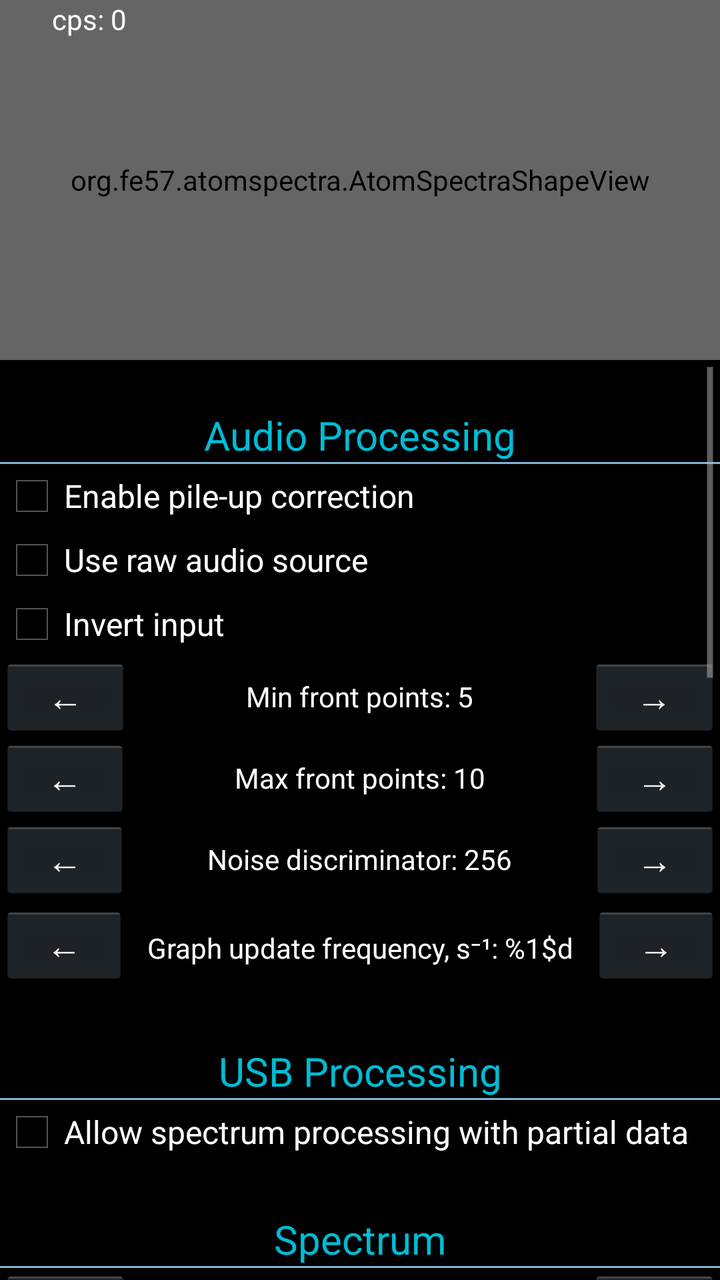
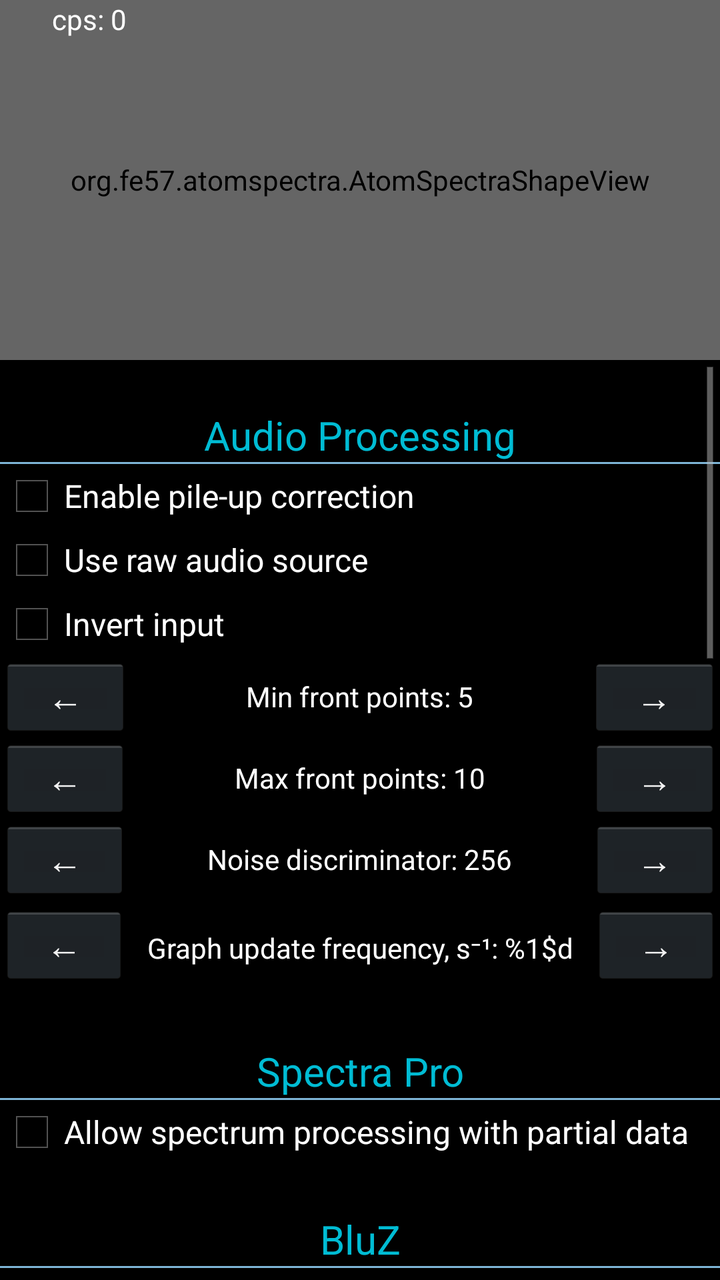

Compare the two renders of this Android layout. The source of the first and the diff that turns it into the second are given below.
<!-- AndroidManifest.xml: application theme AppTheme -->
<!-- res/layout/activity_atom_spectra_settings.xml -->
<LinearLayout xmlns:android="http://schemas.android.com/apk/res/android"
    xmlns:tools="http://schemas.android.com/tools"
    android:id="@+id/FrameLayout1"
    android:layout_width="match_parent"
    android:layout_height="match_parent"
    android:background="#FF000000"
    android:orientation="vertical"
    tools:context=".AtomSpectraSettings">


    <FrameLayout
        android:layout_width="match_parent"
        android:layout_height="180dp"
        android:background="@android:color/black">


        <org.fe57.atomspectra.AtomSpectraShapeView
            android:id="@+id/signal_area"
            android:layout_width="match_parent"
            android:layout_height="match_parent"
            android:alpha="0.8" />

        <TextView
            android:id="@+id/countView"
            android:layout_width="wrap_content"
            android:layout_height="wrap_content"
            android:layout_marginLeft="26sp"
            android:text="@string/cps"
            android:textAppearance="?android:attr/textAppearanceSmall"
            android:textColor="#FFFFFF"
            tools:ignore="RtlHardcoded" />

    </FrameLayout>

    <ScrollView
        android:layout_width="match_parent"
        android:layout_height="wrap_content">

        <LinearLayout
            android:layout_width="match_parent"
            android:layout_height="match_parent"
            android:background="#FF000000"
            android:orientation="vertical"
            android:showDividers="middle">



            <TextView
                android:layout_width="fill_parent"
                android:layout_height="wrap_content"
                android:layout_marginTop="24dp"
                android:drawableBottom="@drawable/divider_thin"
                android:gravity="center"
                android:text="@string/settings_audio_processing"
                android:textColor="#00BCD4"
                android:textSize="20sp" />

            <TextView
                android:id="@+id/audioPermissionHint"
                android:layout_width="fill_parent"
                android:layout_height="wrap_content"
                android:layout_marginTop="4dp"
                android:layout_marginBottom="4dp"
                android:text="@string/perm_hint_audio"
                android:textColor="#FFB300"
                android:textSize="14sp"
                android:visibility="gone" />

            <CheckBox
                android:id="@+id/CheckPileUp"
                android:layout_width="fill_parent"
                android:layout_height="wrap_content"
                android:layout_weight="1"
                android:text="@string/enable_pileup"
                android:textColor="#FFFFFFFF" />

            <CheckBox
                android:id="@+id/CheckRawAudio"
                android:layout_width="match_parent"
                android:layout_height="wrap_content"
                android:layout_weight="1"
                android:text="@string/use_raw_audio_source"
                android:textColor="#FFFFFF" />

            <CheckBox
                android:id="@+id/CheckInvert"
                android:layout_width="fill_parent"
                android:layout_height="wrap_content"
                android:layout_weight="1"
                android:text="@string/invert"
                android:textColor="#FFFFFFFF" />

            <LinearLayout
                android:layout_width="match_parent"
                android:layout_height="match_parent">

                <Button
                    android:id="@+id/decMinFrontButton"
                    android:layout_width="wrap_content"
                    android:layout_height="wrap_content"
                    android:layout_weight="1"
                    android:minHeight="24dp"
                    android:onClick="onClick_minFront_minus"
                    android:text="@string/minus" />

                <TextView
                    android:id="@+id/minFrontText"
                    android:layout_width="wrap_content"
                    android:layout_height="match_parent"
                    android:layout_weight="80"
                    android:gravity="center"
                    android:text="@string/minfront"
                    android:textColor="#FFFFFFFF" />

                <Button
                    android:id="@+id/incMinFrontButton"
                    android:layout_width="wrap_content"
                    android:layout_height="wrap_content"
                    android:layout_weight="1"
                    android:minHeight="24dp"
                    android:onClick="onClick_minFront_plus"
                    android:text="@string/plus" />

            </LinearLayout>

            <LinearLayout
                android:layout_width="match_parent"
                android:layout_height="wrap_content">

                <Button
                    android:id="@+id/decMaxFrontButton"
                    android:layout_width="wrap_content"
                    android:layout_height="wrap_content"
                    android:layout_weight="1"
                    android:minHeight="24dp"
                    android:onClick="onClick_maxFront_minus"
                    android:text="@string/minus" />

                <TextView
                    android:id="@+id/maxFrontText"
                    android:layout_width="wrap_content"
                    android:layout_height="match_parent"
                    android:layout_weight="80"
                    android:gravity="center"
                    android:text="@string/maxfront"
                    android:textColor="#FFFFFFFF" />

                <Button
                    android:id="@+id/incMaxFrontButton"
                    android:layout_width="wrap_content"
                    android:layout_height="wrap_content"
                    android:layout_weight="1"
                    android:minHeight="24dp"
                    android:onClick="onClick_maxFront_plus"
                    android:text="@string/plus" />

            </LinearLayout>

            <LinearLayout
                android:layout_width="match_parent"
                android:layout_height="wrap_content">

                <Button
                    android:id="@+id/decNoiseButton"
                    android:layout_width="wrap_content"
                    android:layout_height="wrap_content"
                    android:layout_weight="1"
                    android:minHeight="24dp"
                    android:onClick="onClick_noise_minus"
                    android:text="@string/minus" />

                <TextView
                    android:id="@+id/noiseText"
                    android:layout_width="wrap_content"
                    android:layout_height="match_parent"
                    android:layout_weight="80"
                    android:clickable="true"
                    android:gravity="center"
                    android:onClick="onClick_noise"
                    android:text="@string/noisediscriminator"
                    android:textColor="#FFFFFFFF" />

                <Button
                    android:id="@+id/incNoiseButton"
                    android:layout_width="wrap_content"
                    android:layout_height="wrap_content"
                    android:layout_weight="1"
                    android:minHeight="24dp"
                    android:onClick="onClick_noise_plus"
                    android:text="@string/plus" />

            </LinearLayout>

            <LinearLayout
                android:layout_width="match_parent"
                android:layout_height="48dp"
                android:weightSum="1">

                <Button
                    android:id="@+id/increaseFreq"
                    android:layout_width="wrap_content"
                    android:layout_height="wrap_content"
                    android:minHeight="24dp"
                    android:onClick="onClick_decreaseFreq"
                    android:text="@string/minus" />

                <TextView
                    android:layout_width="0dp"
                    android:id="@+id/updateFreqLabel"
                    android:layout_height="match_parent"
                    android:layout_weight="1"
                    android:gravity="center"
                    android:text="@string/doserateUpdatePeriod"
                    android:textColor="@android:color/white" />

                <Button
                    android:id="@+id/decreaseFreq"
                    android:layout_width="wrap_content"
                    android:layout_height="wrap_content"
                    android:minHeight="24dp"
                    android:onClick="onClick_increaseFreq"
                    android:text="@string/plus" />

            </LinearLayout>




            <TextView
                android:layout_width="fill_parent"
                android:layout_height="wrap_content"
                android:layout_marginTop="24dp"
                android:drawableBottom="@drawable/divider_thin"
                android:gravity="center"
                android:text="@string/settings_usb_processing"
                android:textColor="#00BCD4"
                android:textSize="20sp" />

            <CheckBox
                android:id="@+id/CheckAllowPartialHistogram"
                android:layout_width="fill_parent"
                android:layout_height="wrap_content"
                android:layout_weight="1"
                android:text="@string/allow_partial_histogram_data"
                android:textColor="#FFFFFFFF" />




            <TextView
                android:layout_width="fill_parent"
                android:layout_height="wrap_content"
                android:layout_marginTop="24dp"
                android:drawableBottom="@drawable/divider_thin"
                android:gravity="center"
                android:text="@string/settings_spectrum"
                android:textColor="#00BCD4"
                android:textSize="20sp" />

            <LinearLayout
                android:layout_width="match_parent"
                android:layout_height="wrap_content"
                android:layout_gravity="center_vertical|center_horizontal">

                <Button
                    android:id="@+id/decReducedTo"
                    android:layout_width="wrap_content"
                    android:layout_height="wrap_content"
                    android:layout_weight="1"
                    android:minHeight="24dp"
                    android:onClick="onClick_reducedTo_minus"
                    android:text="@string/minus" />

                <TextView
                    android:id="@+id/reduceToChannelsText"
                    android:layout_width="wrap_content"
                    android:layout_height="match_parent"
                    android:layout_weight="80"
                    android:gravity="center"
                    android:text="@string/reducedto"
                    android:textColor="#FFFFFF" />

                <Button
                    android:id="@+id/incReducedTo"
                    android:layout_width="wrap_content"
                    android:layout_height="wrap_content"
                    android:layout_weight="1"
                    android:minHeight="24dp"
                    android:onClick="onClick_reducedTo_plus"
                    android:text="@string/plus" />

            </LinearLayout>

            <LinearLayout
                android:layout_width="match_parent"
                android:layout_height="match_parent"
                android:orientation="horizontal">

                <Button
                    android:id="@+id/decFactorButton"
                    android:layout_width="wrap_content"
                    android:layout_height="wrap_content"
                    android:layout_weight="1"
                    android:minHeight="24dp"
                    android:onClick="onClick_Factor_minus"
                    android:text="@string/minus" />

                <TextView
                    android:id="@+id/calibrationFactorText"
                    android:layout_width="wrap_content"
                    android:layout_height="match_parent"
                    android:layout_weight="80"
                    android:gravity="center"
                    android:text="@string/max_factor"
                    android:textColor="#FFFFFF" />

                <Button
                    android:id="@+id/incFactorButton"
                    android:layout_width="wrap_content"
                    android:layout_height="wrap_content"
                    android:layout_weight="1"
                    android:minHeight="24dp"
                    android:onClick="onClick_Factor_plus"
                    android:text="@string/plus" />
            </LinearLayout>

            <LinearLayout
                android:layout_width="match_parent"
                android:layout_height="match_parent"
                android:orientation="horizontal">

                <Button
                    android:id="@+id/decSmoothButton"
                    android:layout_width="wrap_content"
                    android:layout_height="wrap_content"
                    android:layout_weight="1"
                    android:minHeight="24dp"
                    android:onClick="onClick_Smoothness_minus"
                    android:text="@string/minus" />

                <TextView
                    android:id="@+id/smoothText"
                    android:layout_width="wrap_content"
                    android:layout_height="match_parent"
                    android:layout_weight="80"
                    android:gravity="center"
                    android:text="@string/smoothness"
                    android:textColor="#FFFFFF" />

                <Button
                    android:id="@+id/incSmoothButton"
                    android:layout_width="wrap_content"
                    android:layout_height="wrap_content"
                    android:layout_weight="1"
                    android:minHeight="24dp"
                    android:onClick="onClick_Smoothness_plus"
                    android:text="@string/plus" />
            </LinearLayout>

            <LinearLayout
                android:layout_width="match_parent"
                android:layout_height="wrap_content">

                <Button
                    android:id="@+id/decGraphTypeButton"
                    android:layout_width="wrap_content"
                    android:layout_height="wrap_content"
                    android:layout_weight="1"
                    android:minHeight="24dp"
                    android:onClick="onClick_CompressGraph_minus"
                    android:text="@string/minus" />

                <TextView
                    android:id="@+id/compressGraphTypeText"
                    android:layout_width="wrap_content"
                    android:layout_height="match_parent"
                    android:layout_weight="80"
                    android:gravity="center"
                    android:text="@string/compress_graph"
                    android:textColor="#FFFFFFFF" />

                <Button
                    android:id="@+id/incGraphTypeButton"
                    android:layout_width="wrap_content"
                    android:layout_height="wrap_content"
                    android:layout_weight="1"
                    android:minHeight="24dp"
                    android:onClick="onClick_CompressGraph_plus"
                    android:text="@string/plus" />

            </LinearLayout>




            <TextView
                android:layout_width="fill_parent"
                android:layout_height="wrap_content"
                android:layout_marginTop="24dp"
                android:drawableBottom="@drawable/divider_thin"
                android:gravity="center"
                android:text="@string/settings_spectrum_change"
                android:textColor="#00BCD4"
                android:textSize="20sp" />

            <LinearLayout
                android:layout_width="match_parent"
                android:layout_height="match_parent"
                android:orientation="horizontal">

                <Button
                    android:id="@+id/decDeltaButton"
                    android:layout_width="wrap_content"
                    android:layout_height="wrap_content"
                    android:layout_weight="1"
                    android:minHeight="24dp"
                    android:onClick="onClick_Diff_Time_minus"
                    android:text="@string/minus" />

                <TextView
                    android:id="@+id/spectrumChangeDiffTimeText"
                    android:layout_width="wrap_content"
                    android:layout_height="match_parent"
                    android:layout_weight="80"
                    android:gravity="center"
                    android:text="@string/delta_spectrum"
                    android:textColor="#FFFFFF" />

                <Button
                    android:id="@+id/incDeltaButton"
                    android:layout_width="wrap_content"
                    android:layout_height="wrap_content"
                    android:layout_weight="1"
                    android:minHeight="24dp"
                    android:onClick="onClick_Diff_Time_plus"
                    android:text="@string/plus" />
            </LinearLayout>





            <TextView
                android:layout_width="fill_parent"
                android:layout_height="wrap_content"
                android:layout_marginTop="24dp"
                android:drawableBottom="@drawable/divider_thin"
                android:gravity="center"
                android:text="@string/settings_atomswift_integration"
                android:textColor="#00BCD4"
                android:textSize="20sp" />

            <CheckBox
                android:id="@+id/sendDataToAtomSwiftCheckbox"
                android:layout_width="fill_parent"
                android:layout_height="wrap_content"
                android:layout_weight="1"
                android:text="@string/send_data_to_atom_swift_app"
                android:textColor="#FFFFFFFF" />

            <LinearLayout
                android:layout_width="match_parent"
                android:layout_height="wrap_content">

                <Button
                    android:id="@+id/decAtomSwiftDRButton"
                    android:layout_width="wrap_content"
                    android:layout_height="wrap_content"
                    android:layout_weight="1"
                    android:minHeight="24dp"
                    android:onClick="onClick_AtomSwiftDR_minus"
                    android:text="@string/minus" />

                <TextView
                    android:id="@+id/atomSwiftDRText"
                    android:layout_width="wrap_content"
                    android:layout_height="match_parent"
                    android:layout_weight="80"
                    android:gravity="center"
                    android:textColor="#FFFFFFFF"
                    tools:ignore="HardcodedText" />

                <Button
                    android:id="@+id/incAtomSwiftDRButton"
                    android:layout_width="wrap_content"
                    android:layout_height="wrap_content"
                    android:layout_weight="1"
                    android:minHeight="24dp"
                    android:onClick="onClick_AtomSwiftDR_plus"
                    android:text="@string/plus" />

            </LinearLayout>




            <TextView
                android:layout_width="fill_parent"
                android:layout_height="wrap_content"
                android:layout_marginTop="24dp"
                android:drawableBottom="@drawable/divider_thin"
                android:gravity="center"
                android:text="@string/settings_search_isotopes"
                android:textColor="#00BCD4"
                android:textSize="20sp" />

            <CheckBox
                android:id="@+id/autoSearchIsotopesEnabledCheckbox"
                android:layout_width="fill_parent"
                android:layout_height="wrap_content"
                android:layout_weight="1"
                android:text="@string/update_isotopes"
                android:textColor="#FFFFFFFF" />





            <TextView
                android:layout_width="fill_parent"
                android:layout_height="wrap_content"
                android:layout_marginTop="24dp"
                android:drawableBottom="@drawable/divider_thin"
                android:gravity="center"
                android:text="@string/settings_files"
                android:textColor="#00BCD4"
                android:textSize="20sp" />

            <CheckBox
                android:id="@+id/enableGPSCheckbox"
                android:layout_width="fill_parent"
                android:layout_height="wrap_content"
                android:layout_weight="1"
                android:text="@string/add_gps"
                android:textColor="#FFFFFFFF" />

            <TextView
                android:id="@+id/gpsPermissionHint"
                android:layout_width="fill_parent"
                android:layout_height="wrap_content"
                android:layout_marginBottom="4dp"
                android:text="@string/perm_hint_gps"
                android:textColor="#FFB300"
                android:textSize="14sp"
                android:visibility="gone" />

            <LinearLayout
                android:layout_width="match_parent"
                android:layout_height="match_parent"
                android:orientation="horizontal">

                <Button
                    android:id="@+id/decCompressButton"
                    android:layout_width="wrap_content"
                    android:layout_height="wrap_content"
                    android:layout_weight="1"
                    android:minHeight="24dp"
                    android:onClick="onClick_compression_minus"
                    android:text="@string/minus" />

                <TextView
                    android:id="@+id/compressChannelsText"
                    android:layout_width="wrap_content"
                    android:layout_height="match_parent"
                    android:layout_weight="80"
                    android:clickable="true"
                    android:gravity="center"
                    android:onClick="onClick_compression_channels"
                    android:text="@string/channel_compression"
                    android:textColor="#FFFFFF" />

                <Button
                    android:id="@+id/incCompressButton"
                    android:layout_width="wrap_content"
                    android:layout_height="wrap_content"
                    android:layout_weight="1"
                    android:minHeight="24dp"
                    android:onClick="onClick_compression_plus"
                    android:text="@string/plus" />
            </LinearLayout>

            <LinearLayout
                android:layout_width="match_parent"
                android:layout_height="match_parent"
                android:orientation="horizontal">

                <Button
                    android:id="@+id/decOutputNameButton"
                    android:layout_width="wrap_content"
                    android:layout_height="wrap_content"
                    android:layout_weight="1"
                    android:minHeight="24dp"
                    android:onClick="onClick_outputFilenameTemplate_minus"
                    android:text="@string/minus" />

                <TextView
                    android:id="@+id/outputFileNamePatternText"
                    android:layout_width="wrap_content"
                    android:layout_height="match_parent"
                    android:layout_weight="80"
                    android:gravity="center"
                    android:text="..."
                    android:textColor="#FFFFFF"
                    tools:ignore="HardcodedText" />

                <Button
                    android:id="@+id/incOutputNameButton"
                    android:layout_width="wrap_content"
                    android:layout_height="wrap_content"
                    android:layout_weight="1"
                    android:minHeight="24dp"
                    android:onClick="onClick_outputFilenameTemplate_plus"
                    android:text="@string/plus" />
            </LinearLayout>

            <LinearLayout
                android:layout_width="match_parent"
                android:layout_height="match_parent"
                android:layout_marginTop="5sp"
                android:layout_marginBottom="5sp"
                android:orientation="horizontal">

                <TextView
                    android:id="@+id/textView3"
                    android:layout_width="wrap_content"
                    android:layout_height="wrap_content"
                    android:singleLine="true"
                    android:text="@string/working_directory"
                    android:textColor="#FFFFFF"
                    android:textSize="18sp" />

                <TextView
                    android:id="@+id/directoryText"
                    android:layout_width="match_parent"
                    android:layout_height="wrap_content"
                    android:onClick="onSelectWorkingDirectoryClick"
                    android:text="..."
                    android:textColor="#FFFFFF"
                    android:textSize="18sp"
                    tools:ignore="HardcodedText" />
            </LinearLayout>




            <TextView
                android:layout_width="fill_parent"
                android:layout_height="wrap_content"
                android:layout_marginTop="24dp"
                android:drawableBottom="@drawable/divider_thin"
                android:gravity="center"
                android:text="@string/settings_maps"
                android:textColor="#00BCD4"
                android:textSize="20sp" />

            <LinearLayout
                android:layout_width="match_parent"
                android:layout_height="wrap_content"
                android:orientation="horizontal">

                <Button
                    android:id="@+id/decMapTileProviderButton"
                    android:layout_width="wrap_content"
                    android:layout_height="wrap_content"
                    android:layout_weight="1"
                    android:minHeight="24dp"
                    android:onClick="onClick_map_tile_provider_minus"
                    android:text="@string/minus" />

                <TextView
                    android:id="@+id/mapTileProviderText"
                    android:layout_width="0dp"
                    android:layout_height="wrap_content"
                    android:layout_gravity="center_vertical"
                    android:layout_weight="4"
                    android:gravity="center"
                    android:text="@string/map_tile_basemap"
                    android:textColor="#FFFFFF" />

                <Button
                    android:id="@+id/incMapTileProviderButton"
                    android:layout_width="wrap_content"
                    android:layout_height="wrap_content"
                    android:layout_weight="1"
                    android:minHeight="24dp"
                    android:onClick="onClick_map_tile_provider_plus"
                    android:text="@string/plus" />
            </LinearLayout>




            <TextView
                android:layout_width="fill_parent"
                android:layout_height="wrap_content"
                android:layout_marginTop="24dp"
                android:drawableBottom="@drawable/divider_thin"
                android:gravity="center"
                android:text="@string/settings_miscellaneous"
                android:textColor="#00BCD4"
                android:textSize="20sp" />

            <LinearLayout
                android:layout_width="match_parent"
                android:layout_height="wrap_content">

                <Button
                    android:id="@+id/decLocaleButton"
                    android:layout_width="wrap_content"
                    android:layout_height="wrap_content"
                    android:layout_weight="1"
                    android:minHeight="24dp"
                    android:onClick="onClick_Locale_minus"
                    android:text="@string/minus" />

                <TextView
                    android:id="@+id/localeText"
                    android:layout_width="wrap_content"
                    android:layout_height="match_parent"
                    android:layout_weight="80"
                    android:gravity="center"
                    android:text="Language: Default"
                    android:textColor="#FFFFFFFF"
                    tools:ignore="HardcodedText" />

                <Button
                    android:id="@+id/incLocaleButton"
                    android:layout_width="wrap_content"
                    android:layout_height="wrap_content"
                    android:layout_weight="1"
                    android:minHeight="24dp"
                    android:onClick="onClick_Locale_plus"
                    android:text="@string/plus" />

            </LinearLayout>



        </LinearLayout>

    </ScrollView>

</LinearLayout>
<!-- resources referenced by this layout -->
<resources>
  <!-- drawable divider_thin: png bitmap (drawable, 3135 bytes) -->
  <string name="add_gps">Add GPS coordinates to files</string>
  <string name="allow_partial_histogram_data">Allow spectrum processing with partial data</string>
  <string name="channel_compression">Channel compression (export): 1</string>
  <string name="compress_graph">Spectrum: Sum</string>
  <string name="cps">cps: 0</string>
  <string name="delta_spectrum">Diff time: 1 s</string>
  <string name="doserateUpdatePeriod">Graph update frequency, s⁻¹: %1$d</string>
  <string name="enable_pileup">Enable pile-up correction</string>
  <string name="invert">Invert input</string>
  <string name="map_tile_basemap">Map basemap</string>
  <string name="max_factor">Maximum factor: 1</string>
  <string name="maxfront">Max front points: 10</string>
  <string name="minfront">Min front points: 5</string>
  <string name="minus">\u2190</string>
  <string name="noisediscriminator">Noise discriminator: 256</string>
  <string name="perm_hint_audio">Microphone permission is required for audio-interface spectrometers. Grant it in the system settings and fully restart the app.</string>
  <string name="perm_hint_gps">Location permission is required to add GPS coordinates. Grant it in the system settings and fully restart the app.</string>
  <string name="plus">\u2192</string>
  <string name="reducedto">Show as: 128 ch.</string>
  <string name="send_data_to_atom_swift_app">Send data to AtomSwift application</string>
  <string name="settings_atomswift_integration">AtomSwift Integration</string>
  <string name="settings_audio_processing">Audio Processing</string>
  <string name="settings_files">Files</string>
  <string name="settings_maps">Maps</string>
  <string name="settings_miscellaneous">Miscellaneous</string>
  <string name="settings_search_isotopes">Search Isotopes</string>
  <string name="settings_spectrum">Spectrum</string>
  <string name="settings_spectrum_change">Spectrum Change</string>
  <string name="settings_usb_processing">USB Processing</string>
  <string name="smoothness">Smoothness: 1</string>
  <string name="update_isotopes">Auto search isotopes</string>
  <string name="use_raw_audio_source">Use raw audio source</string>
  <string name="working_directory">Working directory: </string>
  <style name="AppTheme" parent="AppBaseTheme">
          <item name="android:colorPrimary">@color/color_main</item>
          <item name="android:textColor">@color/color_main</item>
          <item name="android:colorAccent">@color/color_main</item>
          
  
      </style>
  <style name="AppBaseTheme" parent="android:Theme.Holo">
          
      </style>
</resources>

<!-- the commit's change to res/layout/activity_atom_spectra_settings.xml (unified diff, before → after) -->
@@ -232,7 +232,7 @@
                 android:layout_marginTop="24dp"
                 android:drawableBottom="@drawable/divider_thin"
                 android:gravity="center"
-                android:text="@string/settings_usb_processing"
+                android:text="@string/settings_spectra_pro"
                 android:textColor="#00BCD4"
                 android:textSize="20sp" />
 
@@ -242,6 +242,27 @@
                 android:layout_height="wrap_content"
                 android:layout_weight="1"
                 android:text="@string/allow_partial_histogram_data"
+                android:textColor="#FFFFFFFF" />
+
+
+
+
+            <TextView
+                android:layout_width="fill_parent"
+                android:layout_height="wrap_content"
+                android:layout_marginTop="24dp"
+                android:drawableBottom="@drawable/divider_thin"
+                android:gravity="center"
+                android:text="@string/settings_bluz"
+                android:textColor="#00BCD4"
+                android:textSize="20sp" />
+
+            <CheckBox
+                android:id="@+id/CheckBluZDnlCorrection"
+                android:layout_width="fill_parent"
+                android:layout_height="wrap_content"
+                android:layout_weight="1"
+                android:text="@string/bluz_dnl_correction"
                 android:textColor="#FFFFFFFF" />
 
 
<!-- resource entries referenced after the edit -->
@@ -3,6 +3,7 @@
   <!-- drawable divider_thin: png bitmap (drawable, 3135 bytes) -->
   <string name="add_gps">Add GPS coordinates to files</string>
   <string name="allow_partial_histogram_data">Allow spectrum processing with partial data</string>
+  <string name="bluz_dnl_correction">Correct uneven ADC channel widths (DNL)</string>
   <string name="channel_compression">Channel compression (export): 1</string>
   <string name="compress_graph">Spectrum: Sum</string>
   <string name="cps">cps: 0</string>
@@ -23,13 +24,14 @@
   <string name="send_data_to_atom_swift_app">Send data to AtomSwift application</string>
   <string name="settings_atomswift_integration">AtomSwift Integration</string>
   <string name="settings_audio_processing">Audio Processing</string>
+  <string name="settings_bluz">BluZ</string>
   <string name="settings_files">Files</string>
   <string name="settings_maps">Maps</string>
   <string name="settings_miscellaneous">Miscellaneous</string>
   <string name="settings_search_isotopes">Search Isotopes</string>
+  <string name="settings_spectra_pro">Spectra Pro</string>
   <string name="settings_spectrum">Spectrum</string>
   <string name="settings_spectrum_change">Spectrum Change</string>
-  <string name="settings_usb_processing">USB Processing</string>
   <string name="smoothness">Smoothness: 1</string>
   <string name="update_isotopes">Auto search isotopes</string>
   <string name="use_raw_audio_source">Use raw audio source</string>
